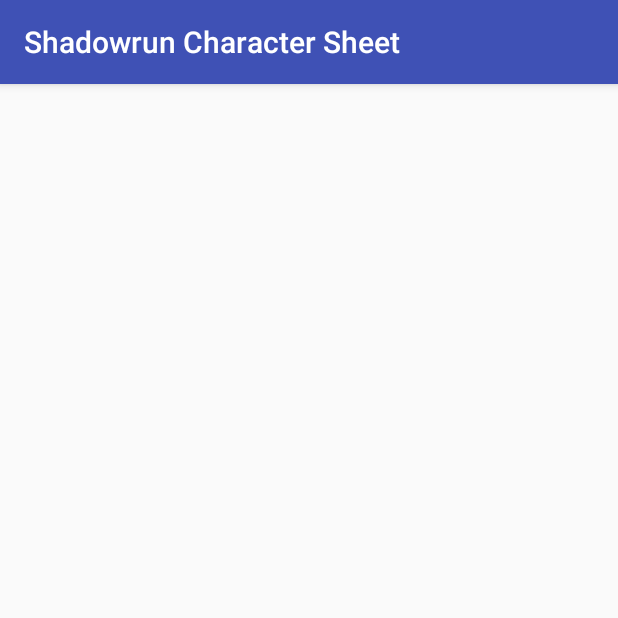
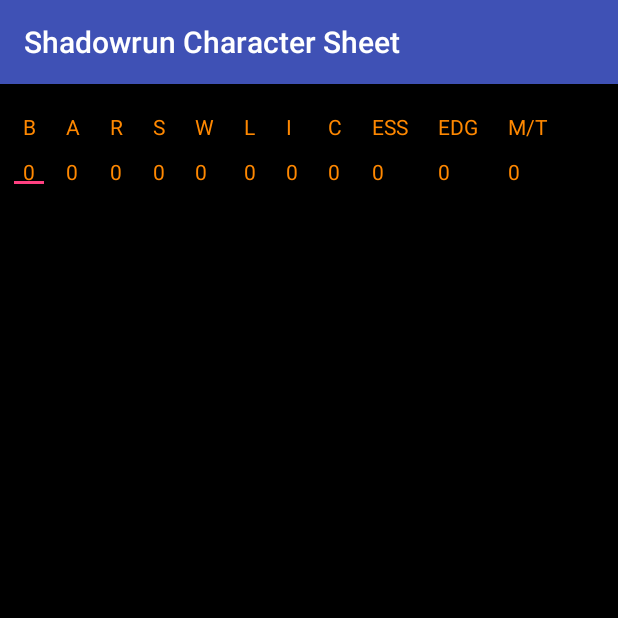
Before and after one commit to jswanson993/shadowruncharactersheet, an Android app: the screen it shows after launch (MainActivity), on a phone screen of 412 x 824 dp, the top half of it. Run offline under Robolectric (Android 15) with nearby library versions, the phone set to English and light mode, and no system bars.

Commit message:
make stats more scaleable

```diff
--- a/app/src/main/res/layout/activity_main.xml
+++ b/app/src/main/res/layout/activity_main.xml
@@ -4,16 +4,14 @@
     xmlns:tools="http://schemas.android.com/tools"
     android:layout_width="match_parent"
     android:layout_height="match_parent"
+    android:background="@android:color/background_dark"
     tools:context=".MainActivity">
 
     <GridLayout
         android:id="@+id/gridLayout"
-        android:layout_width="wrap_content"
+        android:layout_width="0dp"
+        android:layout_height="wrap_content"
         android:layout_columnSpan="11"
-        android:layout_marginEnd="8dp"
-        android:layout_marginLeft="0dp"
-        android:layout_marginRight="0dp"
-        android:layout_marginStart="8dp"
         android:layout_marginTop="8dp"
         android:layout_rowSpan="2"
         android:background="@android:color/black"
@@ -29,6 +27,7 @@
 
         <TextView
             android:id="@+id/Body_Text"
+            style="@android:style/TextAppearance.Small"
             android:layout_width="wrap_content"
             android:layout_height="wrap_content"
             android:layout_column="0"
@@ -36,11 +35,11 @@
             android:paddingLeft="10dp"
             android:paddingRight="10dp"
             android:text="B"
-            android:textColor="@android:color/holo_orange_dark"
-            android:textSize="15sp" />
+            android:textColor="@android:color/holo_orange_dark" />
 
         <TextView
             android:id="@+id/Agility_Text"
+            style="@android:style/TextAppearance.Small"
             android:layout_width="wrap_content"
             android:layout_height="wrap_content"
             android:paddingBottom="5dp"
@@ -48,11 +47,11 @@
             android:paddingRight="10dp"
             android:paddingTop="5dp"
             android:text="A"
-            android:textColor="@android:color/holo_orange_dark"
-            android:textSize="15sp" />
+            android:textColor="@android:color/holo_orange_dark" />
 
         <TextView
             android:id="@+id/Reaction_Text"
+            style="@android:style/TextAppearance.Small"
             android:layout_width="wrap_content"
             android:layout_height="wrap_content"
             android:paddingBottom="5dp"
@@ -60,11 +59,11 @@
             android:paddingRight="10dp"
             android:paddingTop="5dp"
             android:text="R"
-            android:textColor="@android:color/holo_orange_dark"
-            android:textSize="15sp" />
+            android:textColor="@android:color/holo_orange_dark"/>
 
         <TextView
             android:id="@+id/Strength_Text"
+            style="@android:style/TextAppearance.Small"
             android:layout_width="wrap_content"
             android:layout_height="wrap_content"
             android:paddingBottom="5dp"
@@ -72,11 +71,11 @@
             android:paddingRight="10dp"
             android:paddingTop="5dp"
             android:text="S"
-            android:textColor="@android:color/holo_orange_dark"
-            android:textSize="15sp" />
+            android:textColor="@android:color/holo_orange_dark"/>
 
         <TextView
             android:id="@+id/Will_Text"
+            style="@android:style/TextAppearance.Small"
             android:layout_width="wrap_content"
             android:layout_height="wrap_content"
             android:paddingBottom="5dp"
@@ -84,11 +83,11 @@
             android:paddingRight="10dp"
             android:paddingTop="5dp"
             android:text="W"
-            android:textColor="@android:color/holo_orange_dark"
-            android:textSize="15sp" />
+            android:textColor="@android:color/holo_orange_dark"/>
 
         <TextView
             android:id="@+id/Logic_Text"
+            style="@android:style/TextAppearance.Small"
             android:layout_width="wrap_content"
             android:layout_height="wrap_content"
             android:paddingBottom="5dp"
@@ -96,11 +95,11 @@
             android:paddingRight="10dp"
             android:paddingTop="5dp"
             android:text="L"
-            android:textColor="@android:color/holo_orange_dark"
-            android:textSize="15sp" />
+            android:textColor="@android:color/holo_orange_dark"/>
 
         <TextView
             android:id="@+id/Intuition_Text"
+            style="@android:style/TextAppearance.Small"
             android:layout_width="wrap_content"
             android:layout_height="wrap_content"
             android:paddingBottom="5dp"
@@ -108,11 +107,11 @@
             android:paddingRight="10dp"
             android:paddingTop="5dp"
             android:text="I"
-            android:textColor="@android:color/holo_orange_dark"
-            android:textSize="15sp" />
+            android:textColor="@android:color/holo_orange_dark"/>
 
         <TextView
             android:id="@+id/Charisma_Text"
+            style="@android:style/TextAppearance.Small"
             android:layout_width="wrap_content"
             android:layout_height="wrap_content"
             android:paddingBottom="5dp"
@@ -120,11 +119,11 @@
             android:paddingRight="10dp"
             android:paddingTop="5dp"
             android:text="C"
-            android:textColor="@android:color/holo_orange_dark"
-            android:textSize="15sp" />
+            android:textColor="@android:color/holo_orange_dark"/>
 
         <TextView
             android:id="@+id/Essence_Text"
+            style="@android:style/TextAppearance.Small"
             android:layout_width="wrap_content"
             android:layout_height="wrap_content"
             android:paddingBottom="5dp"
@@ -132,11 +131,11 @@
             android:paddingRight="10dp"
             android:paddingTop="5dp"
             android:text="ESS"
-            android:textColor="@android:color/holo_orange_dark"
-            android:textSize="15sp" />
+            android:textColor="@android:color/holo_orange_dark"/>
 
         <TextView
             android:id="@+id/Edge_Text"
+            style="@android:style/TextAppearance.Small"
             android:layout_width="wrap_content"
             android:layout_height="wrap_content"
             android:paddingBottom="5dp"
@@ -144,11 +143,11 @@
             android:paddingRight="10dp"
             android:paddingTop="5dp"
             android:text="EDG"
-            android:textColor="@android:color/holo_orange_dark"
-            android:textSize="15sp" />
+            android:textColor="@android:color/holo_orange_dark"/>
 
         <TextView
             android:id="@+id/Magic_Text"
+            style="@android:style/TextAppearance.Small"
             android:layout_width="wrap_content"
             android:layout_height="wrap_content"
             android:paddingBottom="5dp"
@@ -156,11 +155,11 @@
             android:paddingRight="10dp"
             android:paddingTop="5dp"
             android:text="M/T"
-            android:textColor="@android:color/holo_orange_dark"
-            android:textSize="15sp" />
+            android:textColor="@android:color/holo_orange_dark"/>
 
         <EditText
             android:id="@+id/Body_Num"
+            style="@android:style/TextAppearance.Small"
             android:layout_width="wrap_content"
             android:layout_height="wrap_content"
             android:inputType="number"
@@ -173,6 +172,7 @@
 
         <EditText
             android:id="@+id/Agility_Num"
+            style="@android:style/TextAppearance.Small"
             android:layout_width="wrap_content"
             android:layout_height="wrap_content"
             android:inputType="number"
@@ -185,6 +185,7 @@
 
         <EditText
             android:id="@+id/Reaction_Num"
+            style="@android:style/TextAppearance.Small"
             android:layout_width="wrap_content"
             android:layout_height="wrap_content"
             android:inputType="number"
@@ -197,6 +198,7 @@
 
         <EditText
             android:id="@+id/Strength_Num"
+            style="@android:style/TextAppearance.Small"
             android:layout_width="wrap_content"
             android:layout_height="wrap_content"
             android:inputType="number"
@@ -209,6 +211,7 @@
 
         <EditText
             android:id="@+id/Will_Num"
+            style="@android:style/TextAppearance.Small"
             android:layout_width="wrap_content"
             android:layout_height="wrap_content"
             android:inputType="number"
@@ -221,6 +224,7 @@
 
         <EditText
             android:id="@+id/Logic_Num"
+            style="@android:style/TextAppearance.Small"
             android:layout_width="wrap_content"
             android:layout_height="wrap_content"
             android:inputType="number"
@@ -233,6 +237,7 @@
 
         <EditText
             android:id="@+id/Intuition_Num"
+            style="@android:style/TextAppearance.Small"
             android:layout_width="wrap_content"
             android:layout_height="wrap_content"
             android:inputType="number"
@@ -245,6 +250,7 @@
 
         <EditText
             android:id="@+id/Charisma_Num"
+            style="@android:style/TextAppearance.Small"
             android:layout_width="wrap_content"
             android:layout_height="wrap_content"
             android:inputType="number"
@@ -257,6 +263,7 @@
 
         <EditText
             android:id="@+id/Essence_Num"
+            style="@android:style/TextAppearance.Small"
             android:layout_width="wrap_content"
             android:layout_height="wrap_content"
             android:inputType="number"
@@ -269,6 +276,7 @@
 
         <EditText
             android:id="@+id/Edge_Num"
+            style="@android:style/TextAppearance.Small"
             android:layout_width="wrap_content"
             android:layout_height="wrap_content"
             android:inputType="number"
@@ -282,6 +290,7 @@
 
         <EditText
             android:id="@+id/Magic_Num"
+            style="@android:style/TextAppearance.Small"
             android:layout_width="wrap_content"
             android:layout_height="wrap_content"
             android:inputType="number"
```
